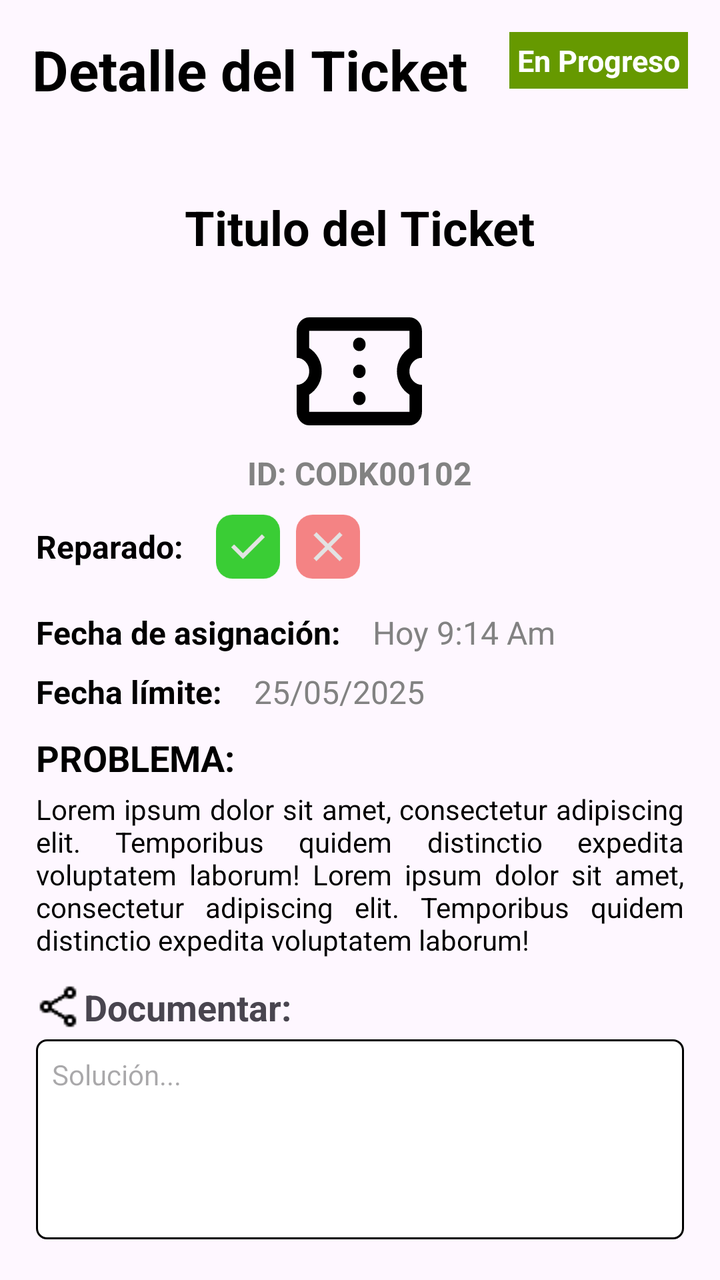
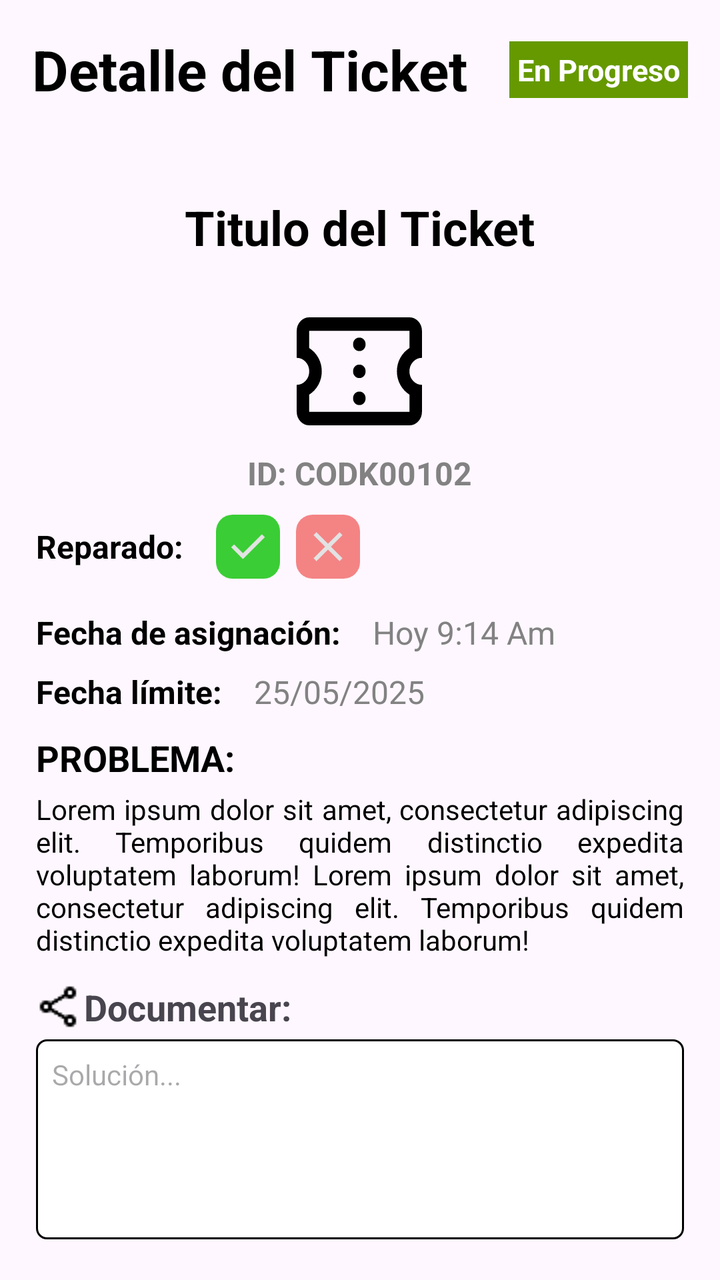

Screens rendered from an Android XML layout before and after an edit, with the pre-edit source and the edit as a unified diff.
<!-- AndroidManifest.xml: application theme Theme.ReparApp -->
<!-- res/layout/fragment_report_detail_dialog.xml -->
<?xml version="1.0" encoding="utf-8"?>
<androidx.constraintlayout.widget.ConstraintLayout xmlns:android="http://schemas.android.com/apk/res/android"
    xmlns:tools="http://schemas.android.com/tools"
    android:layout_width="match_parent"
    android:layout_height="match_parent"
    xmlns:app="http://schemas.android.com/apk/res-auto"
    tools:context=".views.fragments.TicketDetailFragment">

    <androidx.constraintlayout.widget.ConstraintLayout
        android:id="@+id/detailHeader"
        android:layout_width="0dp"
        android:layout_height="wrap_content"
        android:padding="16dp"
        app:layout_constraintTop_toTopOf="parent"
        app:layout_constraintStart_toStartOf="parent"
        app:layout_constraintEnd_toEndOf="parent">

        <TextView
            android:id="@+id/headerTitle"
            android:layout_width="wrap_content"
            android:layout_height="wrap_content"
            android:text="Detalle del Ticket"
            android:textColor="@android:color/black"
            android:textSize="28sp"
            android:textStyle="bold"
            app:layout_constraintStart_toStartOf="parent"
            app:layout_constraintTop_toTopOf="parent"
            app:layout_constraintBottom_toBottomOf="parent" />

        <TextView
            android:id="@+id/txtEstado"
            android:layout_width="wrap_content"
            android:layout_height="wrap_content"
            android:text="En Progreso"
            android:textColor="@color/white"
            android:background="@android:color/holo_green_dark"
            android:padding="4dp"
            android:textSize="15sp"
            android:textStyle="bold"
            app:layout_constraintEnd_toEndOf="parent"/>

    </androidx.constraintlayout.widget.ConstraintLayout>

    <ScrollView
        android:layout_width="0dp"
        android:layout_height="0dp"
        android:fillViewport="true"
        app:layout_constraintTop_toBottomOf="@id/detailHeader"
        app:layout_constraintStart_toStartOf="parent"
        app:layout_constraintEnd_toEndOf="parent"
        app:layout_constraintBottom_toBottomOf="parent">

        <LinearLayout
            android:layout_width="match_parent"
            android:layout_height="wrap_content"
            android:orientation="vertical"
            android:padding="18dp">

            <TextView
                android:id="@+id/ticketMainTitle"
                android:layout_width="wrap_content"
                android:layout_height="wrap_content"
                android:text="Titulo del Ticket"
                android:textColor="@android:color/black"
                android:textSize="24sp"
                android:textStyle="bold"
                android:layout_marginTop="10dp"
                android:layout_gravity="center_horizontal" />

            <LinearLayout
                android:layout_width="wrap_content"
                android:layout_height="wrap_content"
                android:orientation="vertical"
                android:gravity="center_horizontal"
                android:layout_marginTop="24dp"
                android:layout_gravity="center_horizontal">

                <ImageView
                    android:layout_width="64dp"
                    android:layout_height="64dp"
                    android:src="@drawable/ic_ticket_black"
                    android:contentDescription="Ticket Icon"
                    app:tint="@android:color/black" />

                <TextView
                    android:layout_width="wrap_content"
                    android:layout_height="wrap_content"
                    android:text="ID: CODK00102"
                    android:textColor="@color/grey"
                    android:textSize="16sp"
                    android:layout_marginTop="8dp"
                    android:textStyle="bold"
                    />
            </LinearLayout>

            <LinearLayout
                android:layout_width="match_parent"
                android:layout_height="wrap_content"
                android:orientation="horizontal"
                android:gravity="center_vertical"
                android:layout_marginTop="10dp">

                <TextView
                    android:layout_width="wrap_content"
                    android:layout_height="wrap_content"
                    android:text="Reparado:"
                    android:textColor="@android:color/black"
                    android:textSize="16sp"
                    android:textStyle="bold"
                    android:layout_marginEnd="16dp" />

                <ImageView
                    android:layout_width="32dp"
                    android:layout_height="32dp"
                    android:src="@drawable/ic_check_circle_green"
                    android:contentDescription="Reparado Yes"
                    android:layout_marginEnd="8dp" />

                <ImageView
                    android:layout_width="32dp"
                    android:layout_height="32dp"
                    android:src="@drawable/ic_cancel_red"
                    android:contentDescription="Reparado No" />
            </LinearLayout>

            <LinearLayout
                android:layout_width="match_parent"
                android:layout_height="wrap_content"
                android:orientation="horizontal"
                android:layout_marginTop="16dp">

                <TextView
                    android:layout_width="wrap_content"
                    android:layout_height="wrap_content"
                    android:text="Fecha de asignación:"
                    android:textColor="@android:color/black"
                    android:textSize="16sp"
                    android:textStyle="bold"
                    android:layout_marginEnd="16dp" />

                <TextView
                    android:id="@+id/fechaAsignacionValue"
                    android:layout_width="0dp"
                    android:layout_height="wrap_content"
                    android:layout_weight="1"
                    android:text="Hoy 9:14 Am"
                    android:textColor="@color/grey"
                    android:textSize="16sp" />
            </LinearLayout>

            <LinearLayout
                android:layout_width="match_parent"
                android:layout_height="wrap_content"
                android:orientation="horizontal"
                android:layout_marginTop="8dp">

                <TextView
                    android:layout_width="wrap_content"
                    android:layout_height="wrap_content"
                    android:text="Fecha límite:"
                    android:textColor="@android:color/black"
                    android:textSize="16sp"
                    android:textStyle="bold"
                    android:layout_marginEnd="16dp" />

                <TextView
                    android:id="@+id/fechaLimiteValue"
                    android:layout_width="0dp"
                    android:layout_height="wrap_content"
                    android:layout_weight="1"
                    android:text="25/05/2025"
                    android:textColor="@color/grey"
                    android:textSize="16sp" />
            </LinearLayout>

            <TextView
                android:layout_width="wrap_content"
                android:layout_height="wrap_content"
                android:text="PROBLEMA:"
                android:textColor="@android:color/black"
                android:textSize="18sp"
                android:textStyle="bold"
                android:layout_marginTop="10dp" />

            <TextView
                android:id="@+id/problemaDescription"
                android:layout_width="match_parent"
                android:layout_height="wrap_content"
                android:text="Lorem ipsum dolor sit amet, consectetur adipiscing elit. Temporibus quidem distinctio expedita voluptatem laborum! Lorem ipsum dolor sit amet, consectetur adipiscing elit. Temporibus quidem distinctio expedita voluptatem laborum!"
                android:textColor="@color/black"
                android:textSize="14sp"
                android:justificationMode="inter_word"
                android:layout_marginTop="4dp" />

            <TextView
                android:layout_width="match_parent"
                android:layout_height="wrap_content"
                android:drawableStart="@drawable/ic_share"
                android:text="Documentar: "
                android:textSize="18sp"
                android:textStyle="bold"
                android:layout_marginTop="12dp"/>

            
            <EditText
                android:id="@+id/edtReportDetailDocumentation"
                android:layout_width="match_parent"
                android:layout_height="wrap_content"
                android:hint="@string/solucion"
                android:gravity="top"
                android:minHeight="100dp"
                android:textSize="14sp"
                android:background="@drawable/edittext_reportsolution"
                android:inputType="textMultiLine"
                android:layout_marginTop="4dp"
                android:imeOptions="actionDone"/>
        </LinearLayout>
    </ScrollView>


</androidx.constraintlayout.widget.ConstraintLayout>
<!-- resources referenced by this layout -->
<resources>
  <color name="black">#FF000000</color>
  <color name="grey">#828282</color>
  <color name="white">#FFFFFFFF</color>
  <!-- drawable edittext_reportsolution (drawable) -->
  <?xml version="1.0" encoding="utf-8"?>
  <shape xmlns:android="http://schemas.android.com/apk/res/android"
      android:shape="rectangle">
      <solid android:color="@color/white"/>
      <stroke android:width="1dp" android:color="#000000"/>
      <corners android:radius="5dp"/>
      <padding android:left="8dp"
          android:bottom="8dp"
          android:right="8dp"
          android:top="8dp"/>
  </shape>
  <!-- drawable ic_cancel_red (drawable) -->
  <vector xmlns:android="http://schemas.android.com/apk/res/android"
      android:width="31dp"
      android:height="31dp"
      android:viewportWidth="31"
      android:viewportHeight="31">
    <path
        android:pathData="M8,0L23,0A8,8 0,0 1,31 8L31,23A8,8 0,0 1,23 31L8,31A8,8 0,0 1,0 23L0,8A8,8 0,0 1,8 0z"
        android:fillColor="#F26666"
        android:fillAlpha="0.8"/>
    <path
        android:pathData="M9.9,22.5L8.5,21.1L14.1,15.5L8.5,9.9L9.9,8.5L15.5,14.1L21.1,8.5L22.5,9.9L16.9,15.5L22.5,21.1L21.1,22.5L15.5,16.9L9.9,22.5Z"
        android:fillColor="#E3E3E3"/>
  </vector>
  <!-- drawable ic_check_circle_green (drawable) -->
  <vector xmlns:android="http://schemas.android.com/apk/res/android"
      android:width="31dp"
      android:height="31dp"
      android:viewportWidth="31"
      android:viewportHeight="31">
    <path
        android:pathData="M8,0L23,0A8,8 0,0 1,31 8L31,23A8,8 0,0 1,23 31L8,31A8,8 0,0 1,0 23L0,8A8,8 0,0 1,8 0z"
        android:fillColor="#09C203"
        android:fillAlpha="0.8"/>
    <path
        android:pathData="M13.05,21.513L7.35,15.813L8.775,14.387L13.05,18.663L22.225,9.488L23.65,10.913L13.05,21.513Z"
        android:fillColor="#E3E3E3"/>
  </vector>
  <!-- drawable ic_share: png bitmap (drawable, 338 bytes) -->
  <!-- drawable ic_ticket_black: vector/xml drawable (drawable, 2171 chars, omitted) -->
  <string name="solucion">Solución...</string>
  <style name="Theme.ReparApp" parent="Base.Theme.ReparApp" />
  <style name="Base.Theme.ReparApp" parent="Theme.Material3.DayNight.NoActionBar">
          
          
      </style>
</resources>

<!-- the commit's change to res/layout/fragment_report_detail_dialog.xml (unified diff, before → after) -->
@@ -4,7 +4,7 @@
     android:layout_width="match_parent"
     android:layout_height="match_parent"
     xmlns:app="http://schemas.android.com/apk/res-auto"
-    tools:context=".views.fragments.TicketDetailFragment">
+    tools:context=".views.ui.fragments.TicketDetailFragment">
 
     <androidx.constraintlayout.widget.ConstraintLayout
         android:id="@+id/detailHeader"
@@ -28,7 +28,7 @@
             app:layout_constraintBottom_toBottomOf="parent" />
 
         <TextView
-            android:id="@+id/txtEstado"
+            android:id="@+id/tv_estado_ticket"
             android:layout_width="wrap_content"
             android:layout_height="wrap_content"
             android:text="En Progreso"
@@ -37,7 +37,10 @@
             android:padding="4dp"
             android:textSize="15sp"
             android:textStyle="bold"
-            app:layout_constraintEnd_toEndOf="parent"/>
+            app:layout_constraintEnd_toEndOf="parent"
+            app:layout_constraintTop_toTopOf="parent"
+            app:layout_constraintBottom_toBottomOf="parent"
+            />
 
     </androidx.constraintlayout.widget.ConstraintLayout>
 
@@ -83,6 +86,7 @@
                     app:tint="@android:color/black" />
 
                 <TextView
+                    android:id="@+id/tv_codigo_ticket"
                     android:layout_width="wrap_content"
                     android:layout_height="wrap_content"
                     android:text="ID: CODK00102"
@@ -139,7 +143,7 @@
                     android:layout_marginEnd="16dp" />
 
                 <TextView
-                    android:id="@+id/fechaAsignacionValue"
+                    android:id="@+id/tv_fecha_asignacion"
                     android:layout_width="0dp"
                     android:layout_height="wrap_content"
                     android:layout_weight="1"
@@ -164,7 +168,7 @@
                     android:layout_marginEnd="16dp" />
 
                 <TextView
-                    android:id="@+id/fechaLimiteValue"
+                    android:id="@+id/tv_fecha_limite"
                     android:layout_width="0dp"
                     android:layout_height="wrap_content"
                     android:layout_weight="1"
@@ -183,7 +187,7 @@
                 android:layout_marginTop="10dp" />
 
             <TextView
-                android:id="@+id/problemaDescription"
+                android:id="@+id/tv_descripcion_problema"
                 android:layout_width="match_parent"
                 android:layout_height="wrap_content"
                 android:text="Lorem ipsum dolor sit amet, consectetur adipiscing elit. Temporibus quidem distinctio expedita voluptatem laborum! Lorem ipsum dolor sit amet, consectetur adipiscing elit. Temporibus quidem distinctio expedita voluptatem laborum!"
@@ -203,7 +207,7 @@
 
             
             <EditText
-                android:id="@+id/edtReportDetailDocumentation"
+                android:id="@+id/et_documentacion_tecnica"
                 android:layout_width="match_parent"
                 android:layout_height="wrap_content"
                 android:hint="@string/solucion"
